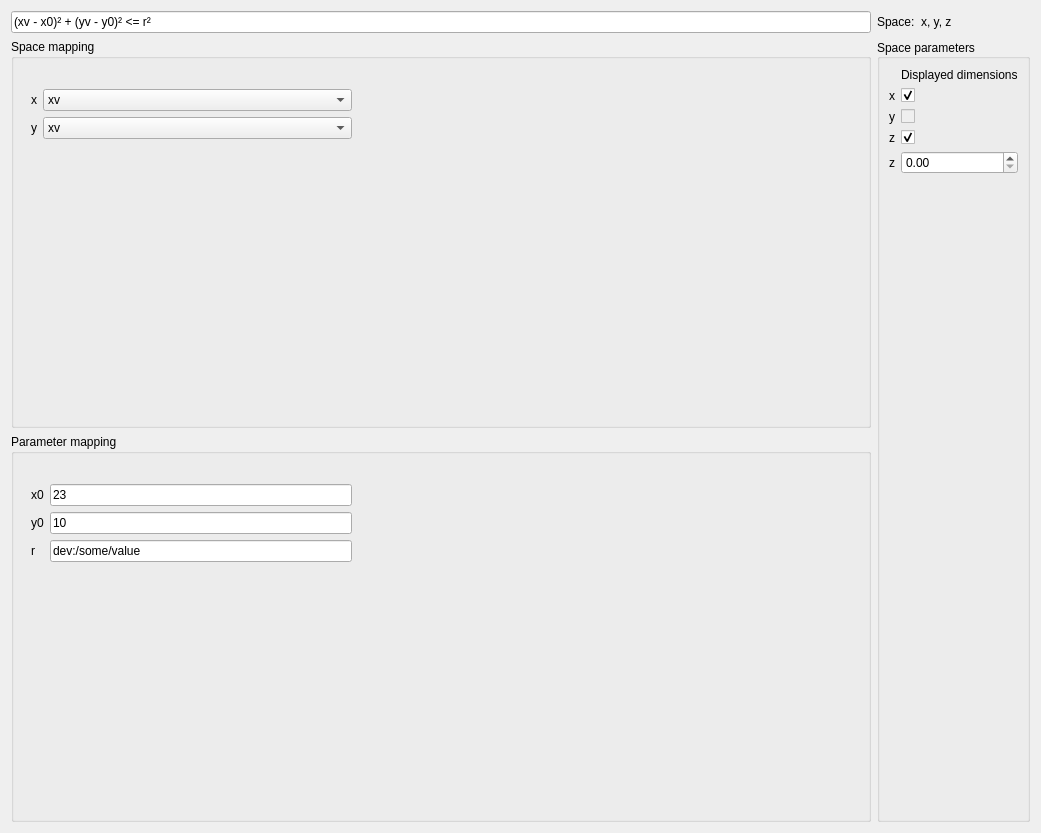
The window that base/plugins/iscore-plugin-space/Space/widget_test.ui (ossia/score) describes before a commit, drawn with Qt 5.
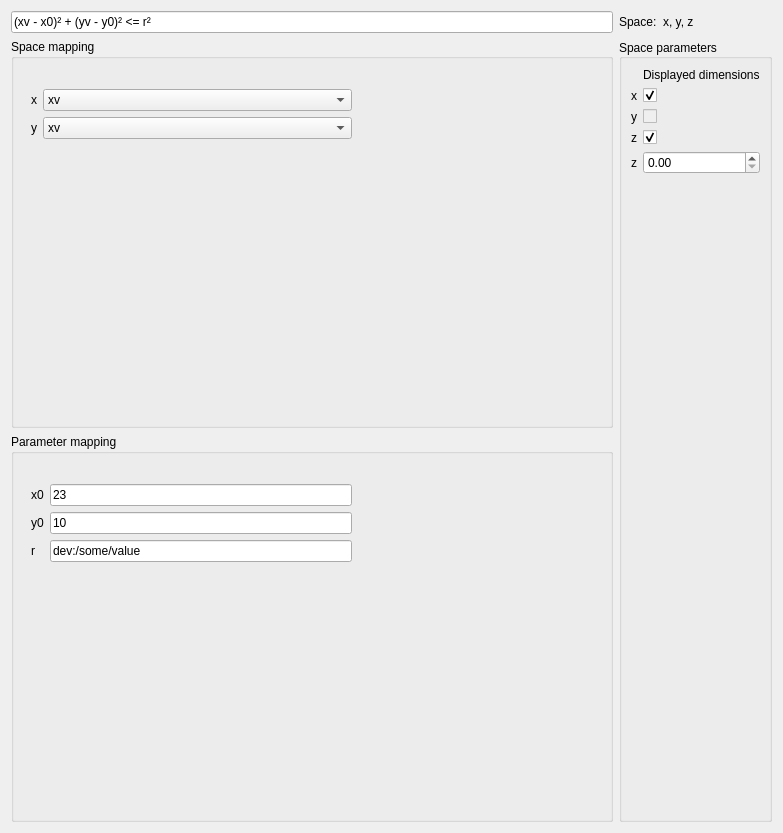
The same window after the commit.

The edit to the form file:
```diff
--- a/base/plugins/iscore-plugin-space/Space/widget_test.ui
+++ b/base/plugins/iscore-plugin-space/Space/widget_test.ui
@@ -6,7 +6,7 @@
    <rect>
     <x>0</x>
     <y>0</y>
-    <width>1041</width>
+    <width>783</width>
     <height>833</height>
    </rect>
   </property>
```
Left out of the diff: 6 changed lines with no effect on the pictures.
